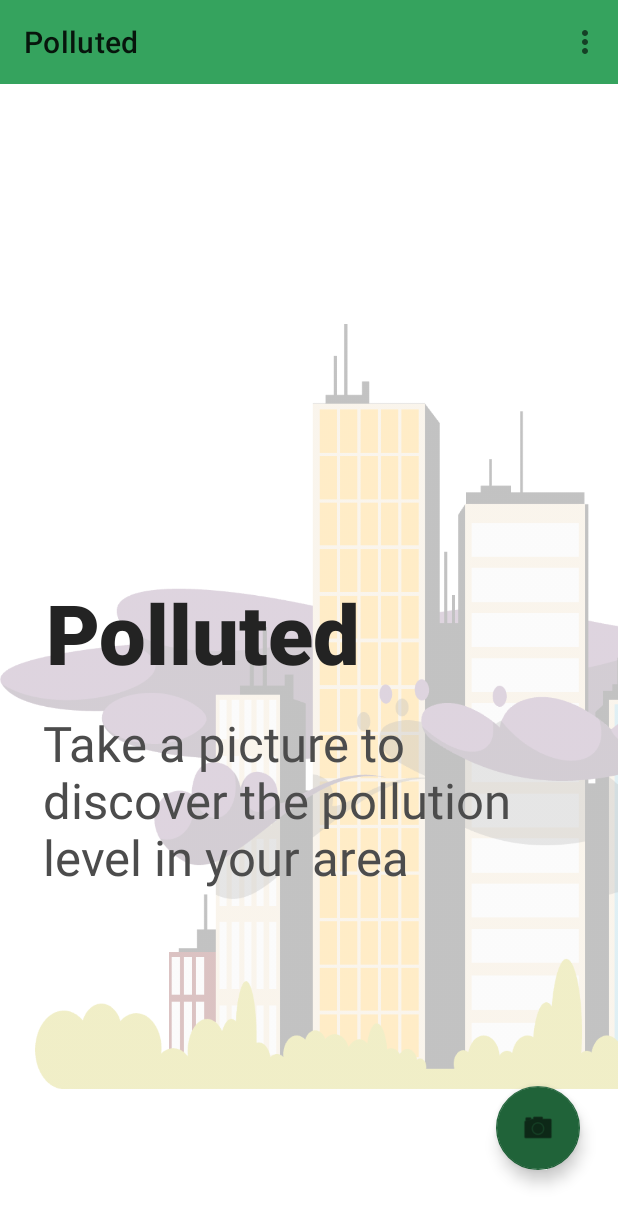
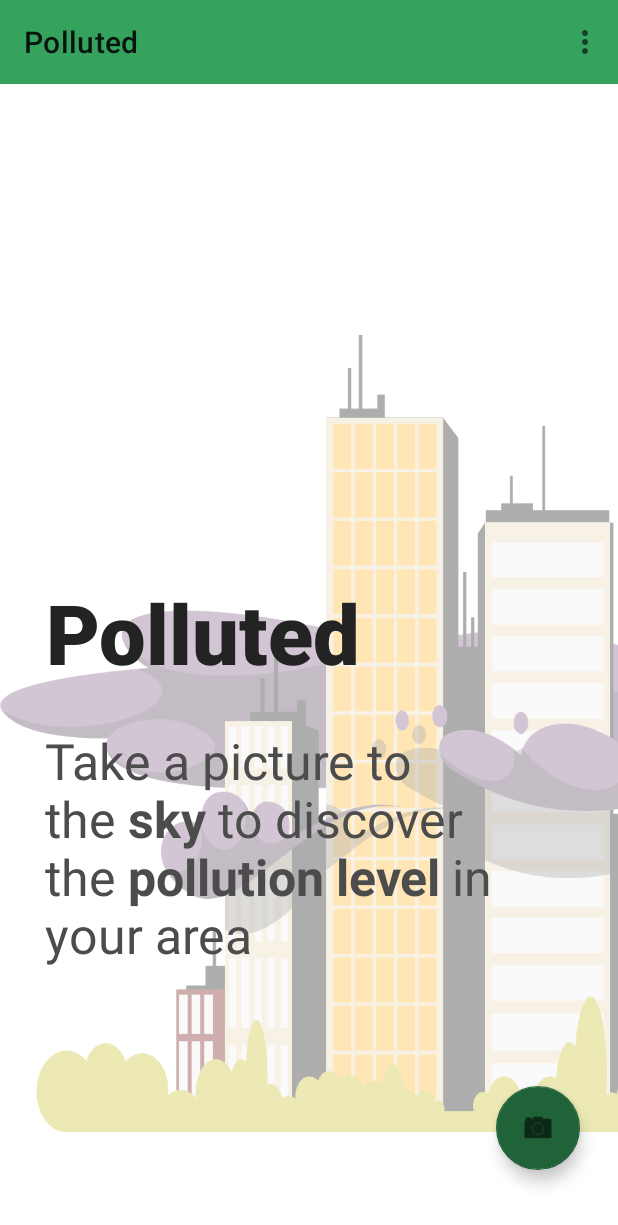
Before and after one commit to mirawara/Polluted, an Android app: the screen it shows after launch (MainActivity), on a phone screen of 412 x 824 dp. Shown: the top 1225 px of the screen. Run offline under Robolectric (Android 15) with nearby library versions, the phone set to English and light mode, and no system bars; our stand-ins replace navigation-ui; Roboto replaces fonts that are not available here.

Commit message:
Added sky recognition and modified xml

```diff
--- a/polluted/app/src/main/res/layout/activity_camera.xml
+++ b/polluted/app/src/main/res/layout/activity_camera.xml
@@ -16,12 +16,12 @@
 
     <Button
         android:id="@+id/image_capture_button"
-        android:layout_width="110dp"
-        android:layout_height="110dp"
+        android:layout_width="99dp"
+        android:layout_height="99dp"
         android:layout_marginBottom="50dp"
+        android:backgroundTint="@color/location_background"
         android:elevation="2dp"
         android:text="@string/take_photo"
-        android:backgroundTint="@color/location_background"
         app:layout_constraintBottom_toBottomOf="parent"
         app:layout_constraintLeft_toLeftOf="parent"
         app:layout_constraintRight_toRightOf="parent" />
--- a/polluted/app/src/main/res/layout/activity_main.xml
+++ b/polluted/app/src/main/res/layout/activity_main.xml
@@ -8,9 +8,9 @@
 
     <ImageView
         android:id="@+id/imageView8"
-        android:layout_width="642dp"
-        android:layout_height="942dp"
-        android:alpha="0.3"
+        android:layout_width="669dp"
+        android:layout_height="978dp"
+        android:alpha="0.4"
         app:layout_constraintStart_toStartOf="parent"
         app:layout_constraintTop_toTopOf="@+id/appBarLayout"
         app:srcCompat="@drawable/immagine2" />
@@ -43,20 +43,20 @@
 
     <TextView
         android:id="@+id/textView"
-        android:layout_width="318dp"
-        android:layout_height="136dp"
+        android:layout_width="308dp"
+        android:layout_height="162dp"
         android:layout_marginBottom="72dp"
         android:autoSizeTextType="uniform"
         android:fontFamily="sans-serif"
         android:gravity="left"
-        android:text="Take a picture to discover the pollution level in your area"
+        android:text="@string/intro"
         android:textColor="#4C4C4C"
         app:layout_constraintBottom_toBottomOf="parent"
         app:layout_constraintEnd_toEndOf="parent"
-        app:layout_constraintHorizontal_bias="0.302"
+        app:layout_constraintHorizontal_bias="0.291"
         app:layout_constraintStart_toStartOf="parent"
         app:layout_constraintTop_toBottomOf="@+id/textview_first"
-        app:layout_constraintVertical_bias="0.094" />
+        app:layout_constraintVertical_bias="0.2" />
 
     <com.google.android.material.floatingactionbutton.FloatingActionButton
         android:id="@+id/takePhoto"
--- a/polluted/app/src/main/res/values/strings.xml
+++ b/polluted/app/src/main/res/values/strings.xml
@@ -11,4 +11,5 @@
     <string name="hello_second_fragment">Hello second fragment. Arg: %1$s</string>
 
     <string name="take_photo">Take Photo</string>
+    <string name="intro">Take a picture to the <b>sky</b> to discover the <b>pollution level</b> in your area</string>
 </resources>
```
Also changed, not shown: 1 other file.
